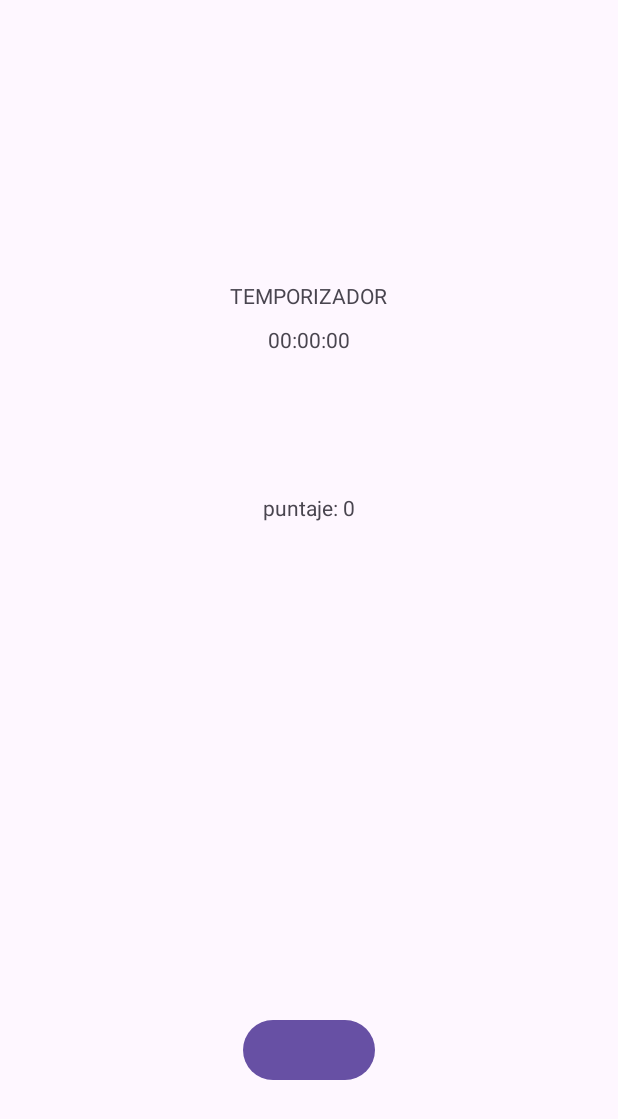
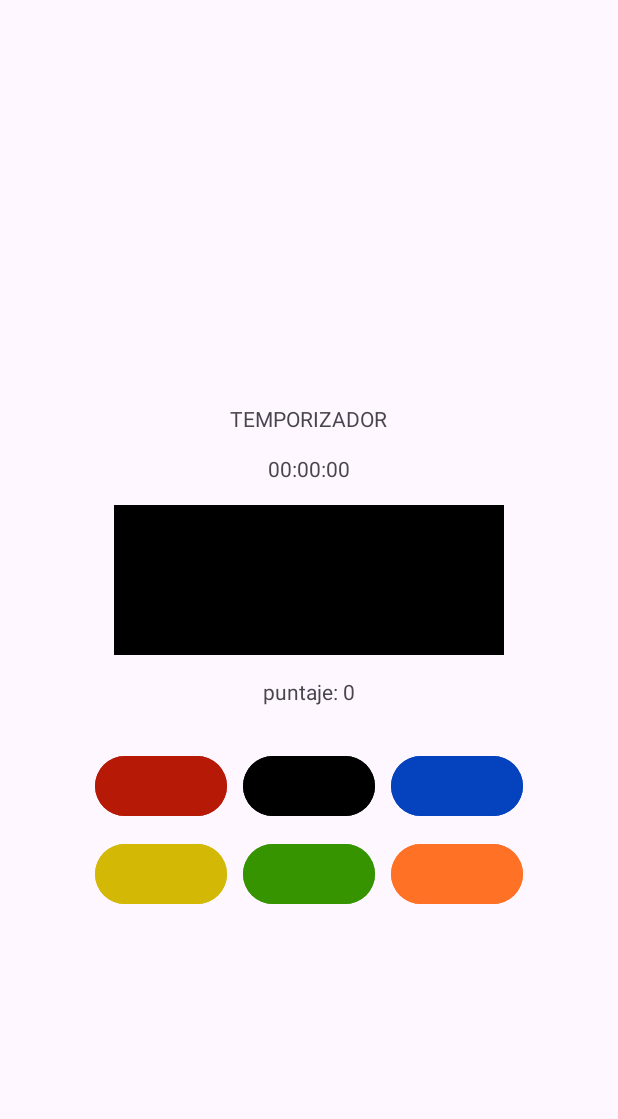
Before and after one commit to diegoxnov/ParcialDispositivosMoviles, an Android app: the screen it shows after launch (MainActivity), on a phone screen of 412 x 824 dp. Shown: the top 1119 px of the screen. Run offline under Robolectric (Android 15) with nearby library versions, the phone set to English and light mode, and no system bars.

Commit message:
Agregando botones y configurando interfaz a fragment game

```diff
--- a/ParcialJuego/app/src/main/res/layout/fragment_game.xml
+++ b/ParcialJuego/app/src/main/res/layout/fragment_game.xml
@@ -29,25 +29,86 @@
         app:layout_constraintStart_toStartOf="parent"
         app:layout_constraintTop_toTopOf="parent" />
 
+    <View
+        android:id="@+id/cntn_color"
+        android:layout_width="260dp"
+        android:layout_height="100dp"
+        android:background="@color/black"
+        app:layout_constraintBottom_toTopOf="@+id/txt_puntaje"
+        app:layout_constraintEnd_toEndOf="parent"
+        app:layout_constraintStart_toStartOf="parent"
+        app:layout_constraintTop_toBottomOf="@+id/txt_temporizador" />
+
+
     <TextView
         android:id="@+id/txt_puntaje"
         android:layout_width="wrap_content"
         android:layout_height="wrap_content"
         android:text="@string/msg_puntaje"
-        app:layout_constraintBottom_toTopOf="@+id/button"
+        app:layout_constraintBottom_toTopOf="@+id/grid_buttons"
         app:layout_constraintEnd_toEndOf="parent"
         app:layout_constraintStart_toStartOf="parent"
-        app:layout_constraintTop_toTopOf="parent" />
+        app:layout_constraintTop_toTopOf="parent"
+        app:layout_constraintVertical_bias="0.95" />
+
+    <GridLayout
+        android:id="@+id/grid_buttons"
+        android:layout_width="wrap_content"
+        android:layout_height="wrap_content"
+        android:layout_marginHorizontal="40dp"
+        android:columnCount="3"
+        android:rowCount="3"
+        android:padding="0dp"
+        app:layout_constraintVertical_bias="0.7"
+        app:layout_constraintBottom_toBottomOf="parent"
+        app:layout_constraintEnd_toEndOf="parent"
+        app:layout_constraintStart_toStartOf="parent"
+        app:layout_constraintTop_toTopOf="parent">
+
+        <Button
+            android:id="@+id/btn_red"
+            android:layout_margin="5dp"
+            android:layout_width="wrap_content"
+            android:layout_height="wrap_content"
+            android:backgroundTint="@color/red2"/>
+
+        <Button
+            android:id="@+id/btn_black"
+            android:layout_margin="5dp"
+            android:layout_width="wrap_content"
+            android:layout_height="wrap_content"
+            android:backgroundTint="@color/black"/>
+
+        <Button
+            android:id="@+id/btn_blue"
+            android:layout_margin="5dp"
+            android:layout_width="wrap_content"
+            android:layout_height="wrap_content"
+            android:backgroundTint="@color/blue"/>
+
+        <Button
+            android:id="@+id/btn_yellow"
+            android:layout_margin="5dp"
+            android:layout_width="wrap_content"
+            android:layout_height="wrap_content"
+            android:backgroundTint="@color/yellow"/>
+
+        <Button
+            android:id="@+id/btn_green"
+            android:layout_margin="5dp"
+            android:layout_width="wrap_content"
+            android:layout_height="wrap_content"
+            android:backgroundTint="@color/green"/>
+
+        <Button
+            android:id="@+id/btn_orange"
+            android:layout_margin="5dp"
+            android:layout_width="wrap_content"
+            android:layout_height="wrap_content"
+            android:backgroundTint="@color/orange"/>
+
+    </GridLayout>
 
 
 
-    <Button
-        android:id="@+id/button"
-        android:layout_width="wrap_content"
-        android:layout_height="wrap_content"
-        android:layout_margin="100dp"
-        app:layout_constraintBottom_toBottomOf="parent"
-        app:layout_constraintEnd_toEndOf="parent"
-        app:layout_constraintStart_toStartOf="parent" />
-
 </androidx.constraintlayout.widget.ConstraintLayout>
--- a/ParcialJuego/app/src/main/res/values/colors.xml
+++ b/ParcialJuego/app/src/main/res/values/colors.xml
@@ -2,4 +2,10 @@
 <resources>
     <color name="black">#FF000000</color>
     <color name="white">#FFFFFFFF</color>
+    <color name="red">#F31606</color>
+    <color name="red2">#B61A07</color>
+    <color name="blue">#0543BE</color>
+    <color name="yellow">#D3B805</color>
+    <color name="green">#369400</color>
+    <color name="orange">#FF7125</color>
 </resources>
```
